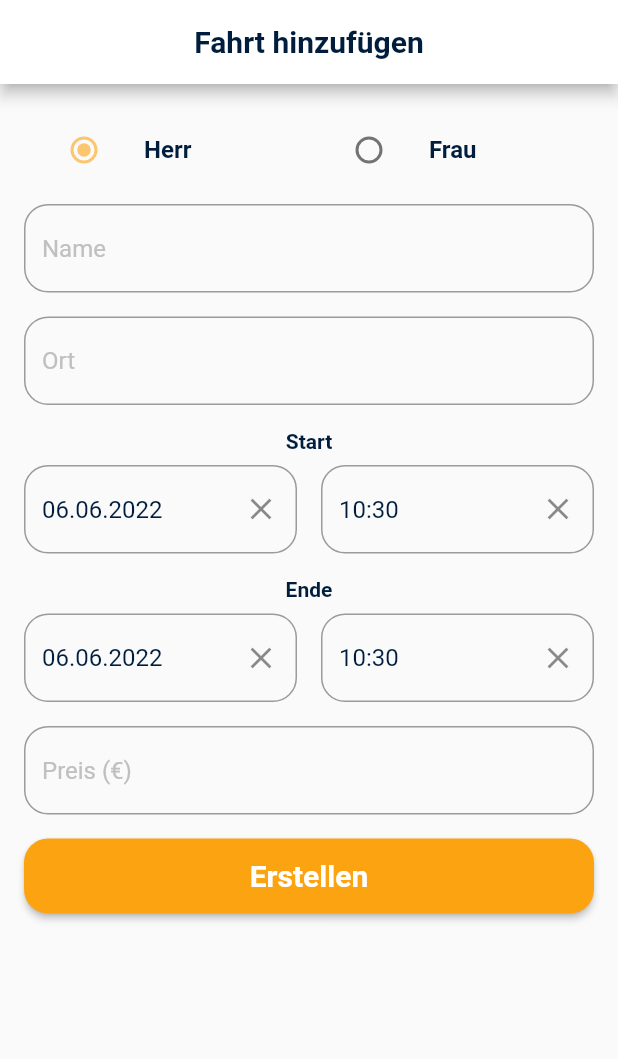
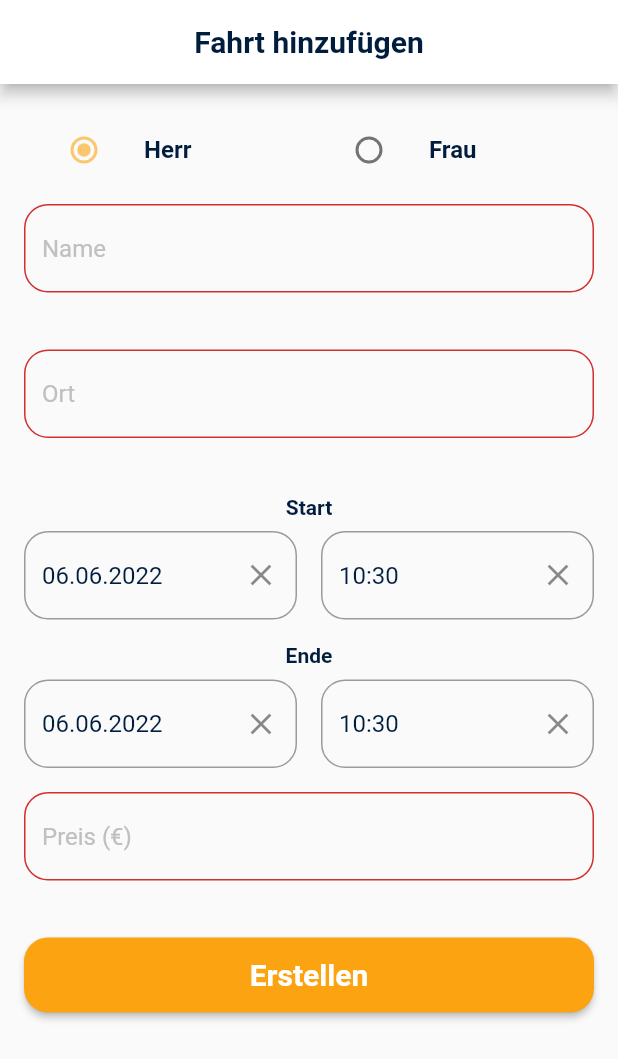
Before and after one commit to mladrah/taxi-notes-app, a Flutter app: the screen it shows after launch, after a tap on "Erstellen", on a phone screen of 412 x 824 dp. Shown: the top 1059 px of the screen. Run offline on Flutter 3.47's test engine with Material 2 defaults, Android fonts, the phone set to English and light mode, and no system bars; drawn by our look-alikes of datetime_picker_formfield; our stand-ins replace bloc, currency_text_input_formatter, dartz, decimal, equatable, flutter_bloc and 4 more; missing offline and left inert: enum_to_string; Roboto replaces fonts that are missing (Kodchasan).

Commit message:
input validation and adjusted input converter for decimals

```diff
--- a/lib/app_theme_data.dart
+++ b/lib/app_theme_data.dart
@@ -51,6 +51,7 @@ class AppThemeData {
         ),
       ),
       inputDecorationTheme: InputDecorationTheme(
+        errorStyle: const TextStyle(height: 0),
         border: OutlineInputBorder(
           borderRadius: BorderRadius.circular(16),
         ),
--- a/lib/features/manage_work/presentation/pages/ride_form_page.dart
+++ b/lib/features/manage_work/presentation/pages/ride_form_page.dart
@@ -16,6 +16,13 @@ class RideFormPage extends StatefulWidget {
 class _RideFormPageState extends State<RideFormPage> {
   final _formKey = GlobalKey<FormState>();
   Title _title = Title.herr;
+  late String _name;
+  late String _destination;
+  late String _price;
+  DateTime? _startDate = DateTime.now();
+  DateTime? _startTime = DateTime.now();
+  DateTime? _endDate = DateTime.now();
+  DateTime? _endTime = DateTime.now();
 
   @override
   Widget build(BuildContext context) {
@@ -65,29 +72,55 @@ class _RideFormPageState extends State<RideFormPage> {
               const SizedBox(
                 height: 8,
               ),
-              const CustomTextFormField(label: 'Name'),
+              CustomTextFormField(
+                label: 'Name',
+                onChanged: (value) => _name = value,
+              ),
               const SizedBox(
                 height: 16,
               ),
-              const CustomTextFormField(label: 'Ort'),
+              CustomTextFormField(
+                label: 'Ort',
+                onChanged: (value) => _destination = value,
+              ),
               const SizedBox(
                 height: 16,
               ),
-              DateTimeFormField(label: 'Start'),
+              DateTimeFormField(
+                label: 'Start',
+                onChangedDate: (value) => _startDate = value,
+                onChangedTime: (value) => _startTime = value,
+              ),
               const SizedBox(
                 height: 16,
               ),
-              DateTimeFormField(label: 'Ende'),
+              DateTimeFormField(
+                label: 'Ende',
+                onChangedDate: (value) => _endDate = value,
+                onChangedTime: (value) => _endTime = value,
+              ),
               const SizedBox(
                 height: 16,
               ),
               CurrencyFormField(
                 label: 'Preis (€)',
+                onChanged: (value) => _price = value,
               ),
               const SizedBox(
                 height: 16,
               ),
-              const CustomElevatedButton(
+              CustomElevatedButton(
+                onPressed: () {
+                  if (_formKey.currentState!.validate()) {
+                    _price = _price.replaceAll('.', '');
+                    _price = _price.replaceAll(',', '.');
+                    ScaffoldMessenger.of(context).showSnackBar(
+                      SnackBar(
+                          content: Text(
+                              '$_title $_name $_destination sd: $_startDate st: $_startTime ed: $_endDate et: $_endTime $_price')),
+                    );
+                  }
+                },
                 label: 'Erstellen',
               )
             ],
--- a/lib/features/manage_work/presentation/widgets/currency_form_field.dart
+++ b/lib/features/manage_work/presentation/widgets/currency_form_field.dart
@@ -4,22 +4,25 @@ import 'package:flutter/material.dart';
 // ignore: must_be_immutable
 class CurrencyFormField extends StatelessWidget {
   String label;
-
-  CurrencyFormField({Key? key, required this.label}) : super(key: key);
+  final void Function(String) onChanged;
+  CurrencyFormField({
+    Key? key,
+    required this.label,
+    required this.onChanged,
+  }) : super(key: key);
 
   @override
   Widget build(BuildContext context) {
     return Column(
       children: [
-        // Text(
-        //   label,
-        //   style: const TextStyle(fontWeight: FontWeight.bold),
-        // ),
-        // const SizedBox(
-        //   height: 8,
-        // ),
         TextFormField(
-          decoration: InputDecoration(hintText: label),
+          onChanged: onChanged,
+          validator: (value) {
+            return (value == null || value.isEmpty) ? '' : null;
+          },
+          decoration: InputDecoration(
+            hintText: label,
+          ),
           inputFormatters: [
             CurrencyTextInputFormatter(locale: 'eu', symbol: '€')
           ],
--- a/lib/features/manage_work/presentation/widgets/custom_elevated_button.dart
+++ b/lib/features/manage_work/presentation/widgets/custom_elevated_button.dart
@@ -1,10 +1,12 @@
 import 'package:flutter/material.dart';
 
 class CustomElevatedButton extends StatelessWidget {
+  final VoidCallback onPressed;
   final String label;
   const CustomElevatedButton({
     Key? key,
     required this.label,
+    required this.onPressed,
   }) : super(key: key);
 
   @override
@@ -13,7 +15,7 @@ class CustomElevatedButton extends StatelessWidget {
       width: double.infinity,
       height: 50,
       child: ElevatedButton(
-        onPressed: () {},
+        onPressed: onPressed,
         child: Text(
           label,
           style: const TextStyle(color: Colors.white),
--- a/lib/features/manage_work/presentation/widgets/custom_text_form_field.dart
+++ b/lib/features/manage_work/presentation/widgets/custom_text_form_field.dart
@@ -3,25 +3,29 @@ import 'package:flutter/material.dart';
 class CustomTextFormField extends StatelessWidget {
   final String label;
   final double? width;
+  final void Function(String) onChanged;
 
-  const CustomTextFormField({Key? key, required this.label, this.width})
-      : super(key: key);
+  const CustomTextFormField({
+    Key? key,
+    required this.label,
+    required this.onChanged,
+    this.width,
+  }) : super(key: key);
 
   @override
   Widget build(BuildContext context) {
     return Column(
       children: [
-        // Text(
-        //   label,
-        //   style: const TextStyle(fontWeight: FontWeight.bold),
-        // ),
-        // const SizedBox(
-        //   height: 8,
-        // ),
         SizedBox(
           width: width ?? double.infinity,
           child: TextFormField(
-            decoration: InputDecoration(hintText: label),
+            onChanged: onChanged,
+            validator: (value) {
+              return (value == null || value.isEmpty) ? '' : null;
+            },
+            decoration: InputDecoration(
+              hintText: label,
+            ),
           ),
         ),
       ],
--- a/lib/features/manage_work/presentation/widgets/date_time_form_field.dart
+++ b/lib/features/manage_work/presentation/widgets/date_time_form_field.dart
@@ -3,13 +3,17 @@ import 'package:flutter/material.dart';
 import 'package:intl/intl.dart';
 
 class DateTimeFormField extends StatelessWidget {
+  final String label;
+  final void Function(DateTime?) onChangedDate;
+  final void Function(DateTime?) onChangedTime;
   final _dateFormat = DateFormat("dd.MM.yyyy");
   final _timeFormat = DateFormat("HH:mm");
-  final String label;
 
   DateTimeFormField({
     Key? key,
     required this.label,
+    required this.onChangedDate,
+    required this.onChangedTime,
   }) : super(key: key);
 
   @override
@@ -27,6 +31,10 @@ class DateTimeFormField extends StatelessWidget {
           children: [
             Expanded(
               child: DateTimeField(
+                onChanged: onChangedDate,
+                validator: (value) {
+                  return (value == null) ? '' : null;
+                },
                 format: _dateFormat,
                 initialValue: DateTime.now(),
                 onShowPicker: (context, currentValue) {
@@ -43,6 +51,10 @@ class DateTimeFormField extends StatelessWidget {
             ),
             Expanded(
               child: DateTimeField(
+                onChanged: onChangedTime,
+                validator: (value) {
+                  return (value == null) ? '' : null;
+                },
                 format: _timeFormat,
                 initialValue: DateTime.now(),
                 onShowPicker: (context, currentValue) async {
```
Also changed, not shown: lib/core/util/input_converter.dart (+7 -0 lines), pubspec.lock, 1 other file.
